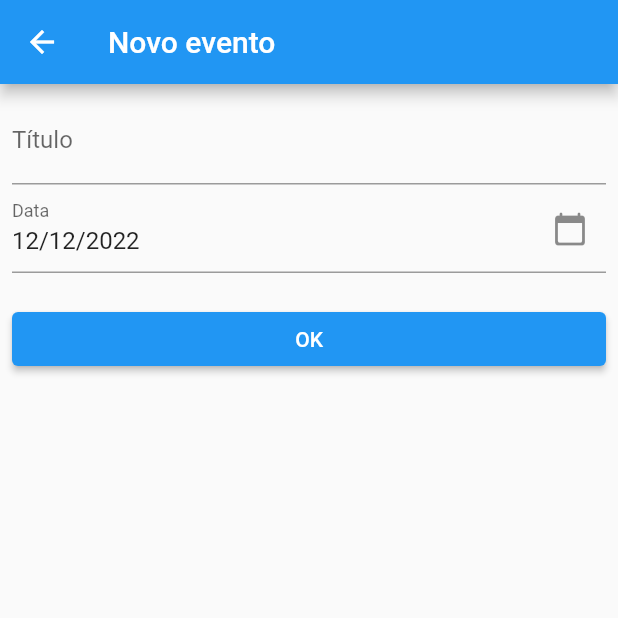
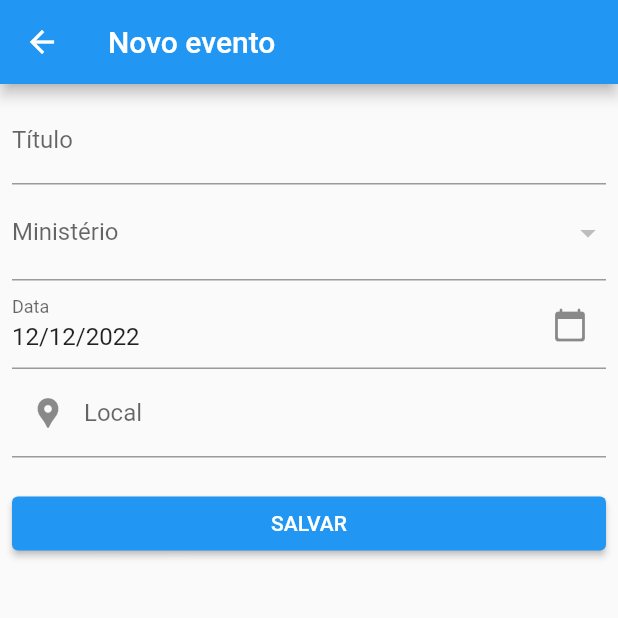
Before and after one commit to RenataSisilio/agenda, a Flutter app: the NewEventPage screen opened by its route, on a phone screen of 412 x 824 dp, the top half of it. Run offline on Flutter 3.47's test engine with Material 2 defaults, Android fonts, the phone set to English and light mode, and no system bars; our stand-ins replace bloc, cloud_firestore, firebase_auth, firebase_core, flutter_bloc; missing offline and left inert: firebase_ui_auth, flutterfire_ui; accounts and stored records are empty; statements that could not run were skipped.

Commit message:
feat: add other fields to new event

```diff
--- a/lib/calendar/calendar_controller.dart
+++ b/lib/calendar/calendar_controller.dart
@@ -5,14 +5,10 @@ import 'home/home_repository.dart';
 import 'home/home_state.dart';
 
 class CalendarController extends Cubit<HomeState> {
-  static final _instance = CalendarController._();
+  static final instance = CalendarController._();
 
   CalendarController._() : super(LoadingHomeState()) {
     getData();
-  }
-
-  factory CalendarController.instance() {
-    return _instance;
   }
 
   late final HomeFirestoreRepository firestoreRepo;
@@ -29,16 +25,27 @@ class CalendarController extends Cubit<HomeState> {
     }
   }
 
-  Future<bool> addEvent(String description, DateTime date) async {
+  Future<bool> addEvent({
+    required String description,
+    required String ministryId,
+    required String date,
+    required String hour,
+    required String local,
+    required List<String> idMissionariesList,
+  }) async {
     emit(LoadingHomeState());
+
+    final dateAsList = date.split('/').map((e) => int.parse(e)).toList();
+    final formattedDate = DateTime(dateAsList[2], dateAsList[1], dateAsList[0]);
+
     final bool success;
     try {
       success = await firestoreRepo.saveMission(
         Mission(description,
-            ministry: 'ministryId',
-            dateTime: date,
-            idMissionariesList: ['testUserId'],
-            local: 'local'),
+            ministry: ministryId,
+            dateTime: formattedDate,
+            idMissionariesList: idMissionariesList,
+            local: local),
       );
       getData();
     } catch (e) {
--- /dev/null
+++ b/lib/calendar/new_event/new_event_controller.dart
@@ -0,0 +1,24 @@
+import 'package:bloc/bloc.dart';
+import 'package:firebase_auth/firebase_auth.dart';
+
+import '../home/home_repository.dart';
+import 'new_event_state.dart';
+
+class NewEventController extends Cubit<NewEventState> {
+  NewEventController() : super(LoadingNewEventState()) {
+    getMyMinistries();
+  }
+
+  final firestoreRepo = HomeFirestoreRepository();
+
+  void getMyMinistries() async {
+    emit(LoadingNewEventState());
+    try {
+      final id = FirebaseAuth.instance.currentUser!.uid;
+      final ministries = await firestoreRepo.getMinistries(id, coord: true);
+      emit(SuccessNewEventState(ministries));
+    } catch (e) {
+      emit(ErrorNewEventState());
+    }
+  }
+}
--- a/lib/calendar/new_event/new_event_page.dart
+++ b/lib/calendar/new_event/new_event_page.dart
@@ -1,7 +1,13 @@
 import 'package:flutter/material.dart';
+import 'package:flutter_bloc/flutter_bloc.dart';
 
-import '../calendar_controller.dart';
+import '../../models/ministry.dart';
+import 'new_event_controller.dart';
+import 'new_event_state.dart';
+import 'widgets/assignee_tile.dart';
 import 'widgets/date_picker_form_field.dart';
+import 'widgets/ministry_form_field.dart';
+import 'widgets/save_button.dart';
 
 class NewEventPage extends StatefulWidget {
   const NewEventPage({super.key});
@@ -14,8 +20,8 @@ class _NewEventPageState extends State<NewEventPage> {
   final formKey = GlobalKey<FormState>();
   final description = TextEditingController();
   final date = TextEditingController();
-
-  final controller = CalendarController.instance();
+  final ministry = ValueNotifier<Ministry?>(null);
+  final local = TextEditingController();
 
   @override
   Widget build(BuildContext context) {
@@ -38,39 +44,47 @@ class _NewEventPageState extends State<NewEventPage> {
                   validator: (value) =>
                       (value?.isEmpty ?? true) ? 'Campo obrigatório' : null,
                 ),
+                BlocBuilder<NewEventController, NewEventState>(
+                  bloc: NewEventController(),
+                  builder: (context, state) {
+                    return MinistryFormField(
+                        ministries: state is SuccessNewEventState
+                            ? state.userMinistries
+                            : null,
+                        controller: ministry);
+                  },
+                ),
                 DatePickerFormField(date),
+                TextFormField(
+                  controller: local,
+                  decoration: const InputDecoration(
+                    label: Text('Local'),
+                    prefixIcon: Icon(Icons.location_pin),
+                  ),
+                ),
+                ValueListenableBuilder(
+                  valueListenable: ministry,
+                  builder: (_, value, __) {
+                    return value != null
+                        ? ListView.builder(
+                            shrinkWrap: true,
+                            itemCount: value.members.length,
+                            itemBuilder: (context, index) {
+                              return AssigneeTile(value.members[index]);
+                            },
+                          )
+                        : const SizedBox.shrink();
+                  },
+                ),
                 const SizedBox(height: 20),
-                Row(
-                  children: [
-                    Expanded(
-                      child: ElevatedButton(
-                        onPressed: () {
-                          if (formKey.currentState?.validate() ?? false) {
-                            final navigator = Navigator.of(context);
-                            final dateAsList = date.text
-                                .split('/')
-                                .map((e) => int.parse(e))
-                                .toList();
-                            final formattedDate = DateTime(
-                                dateAsList[2], dateAsList[1], dateAsList[0]);
-                            controller.addEvent(
-                                description.text, formattedDate);
-                            ScaffoldMessenger.of(context).showSnackBar(
-                              SnackBar(
-                                behavior: SnackBarBehavior.floating,
-                                content: Text(
-                                    '${description.text} criado com sucesso!'),
-                              ),
-                            );
-                            if (navigator.canPop()) {
-                              navigator.pop();
-                            }
-                          }
-                        },
-                        child: const Text('OK'),
-                      ),
-                    ),
-                  ],
+                SaveButton(
+                  formKey: formKey,
+                  description: description.text,
+                  ministry: ministry.value?.id ?? 'unregistered',
+                  date: date.text,
+                  hour: '',
+                  local: local.text,
+                  idMissionariesList: [],
                 ),
               ],
             ),
--- /dev/null
+++ b/lib/calendar/new_event/new_event_state.dart
@@ -0,0 +1,13 @@
+import '../../models/ministry.dart';
+
+abstract class NewEventState {}
+
+class LoadingNewEventState implements NewEventState {}
+
+class SuccessNewEventState implements NewEventState {
+  final List<Ministry> userMinistries;
+
+  SuccessNewEventState(this.userMinistries);
+}
+
+class ErrorNewEventState implements NewEventState {}
--- /dev/null
+++ b/lib/calendar/new_event/widgets/ministry_form_field.dart
@@ -0,0 +1,32 @@
+import 'package:flutter/material.dart';
+
+import '../../../models/ministry.dart';
+
+class MinistryFormField extends StatelessWidget {
+  const MinistryFormField({
+    Key? key,
+    required this.ministries,
+    required this.controller,
+  }) : super(key: key);
+
+  final List<Ministry>? ministries;
+  final ValueNotifier<Ministry?> controller;
+
+  @override
+  Widget build(BuildContext context) {
+    return DropdownButtonFormField(
+      decoration: const InputDecoration(
+        labelText: 'Ministério',
+      ),
+      items: ministries
+          ?.map((ministry) => DropdownMenuItem(
+                value: ministry,
+                child: Text(ministry.name),
+              ))
+          .toList(),
+      onChanged: (value) {
+        controller.value = value!;
+      },
+    );
+  }
+}
--- /dev/null
+++ b/lib/calendar/new_event/widgets/save_button.dart
@@ -0,0 +1,68 @@
+import 'package:flutter/material.dart';
+
+import '../../calendar_controller.dart';
+
+class SaveButton extends StatelessWidget {
+  const SaveButton({
+    Key? key,
+    required this.formKey,
+    required this.description,
+    required this.ministry,
+    required this.date,
+    required this.hour,
+    required this.local,
+    required this.idMissionariesList,
+  }) : super(key: key);
+
+  final GlobalKey<FormState> formKey;
+  final String description;
+  final String ministry;
+  final String date;
+  final String hour;
+  final String local;
+  final List<String> idMissionariesList;
+
+  @override
+  Widget build(BuildContext context) {
+    return Row(
+      children: [
+        Expanded(
+          child: ElevatedButton(
+            onPressed: () async {
+              if (formKey.currentState?.validate() ?? false) {
+                final navigator = Navigator.of(context);
+                final scaffoldMessenger = ScaffoldMessenger.of(context);
+                if (await CalendarController.instance.addEvent(
+                  description: description,
+                  ministryId: ministry,
+                  date: date,
+                  hour: hour,
+                  local: local,
+                  idMissionariesList: [],
+                )) {
+                  scaffoldMessenger.showSnackBar(
+                    SnackBar(
+                      behavior: SnackBarBehavior.floating,
+                      content: Text('$description criado com sucesso!'),
+                    ),
+                  );
+                  if (navigator.canPop()) {
+                    navigator.pop();
+                  }
+                } else {
+                  scaffoldMessenger.showSnackBar(
+                    const SnackBar(
+                      behavior: SnackBarBehavior.floating,
+                      content: Text('Algo deu errado. Tente novamente.'),
+                    ),
+                  );
+                }
+              }
+            },
+            child: const Text('SALVAR'),
+          ),
+        ),
+      ],
+    );
+  }
+}
```
Also changed, not shown: lib/calendar/new_event/widgets/assignee_tile.dart (added, +31 -0 lines), lib/main.dart (+2 -5 lines), lib/models/ministry.dart (+40 -33 lines).
